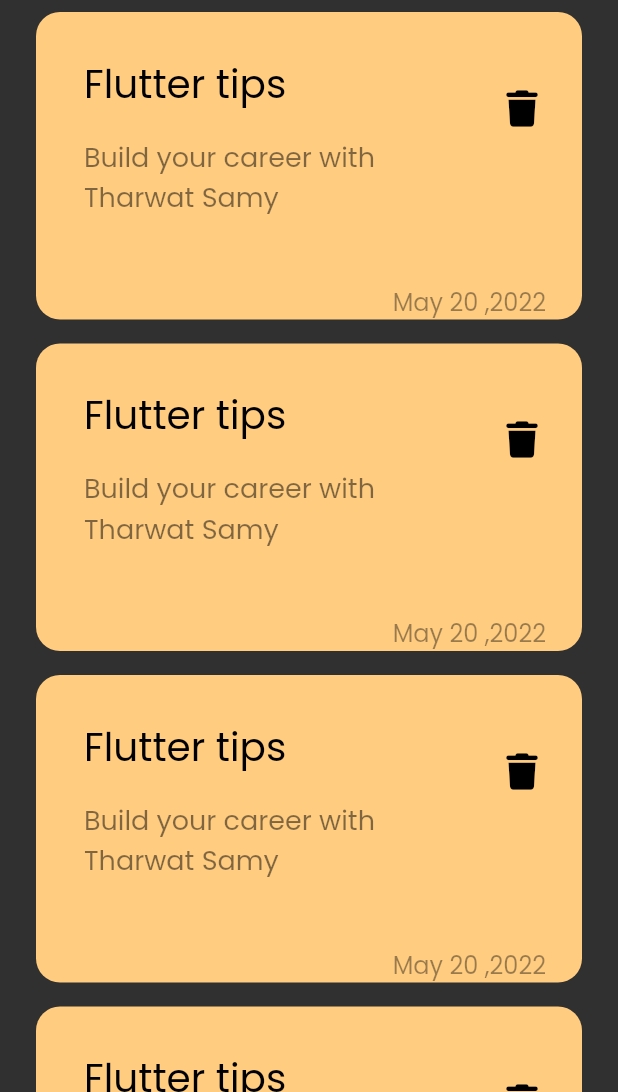
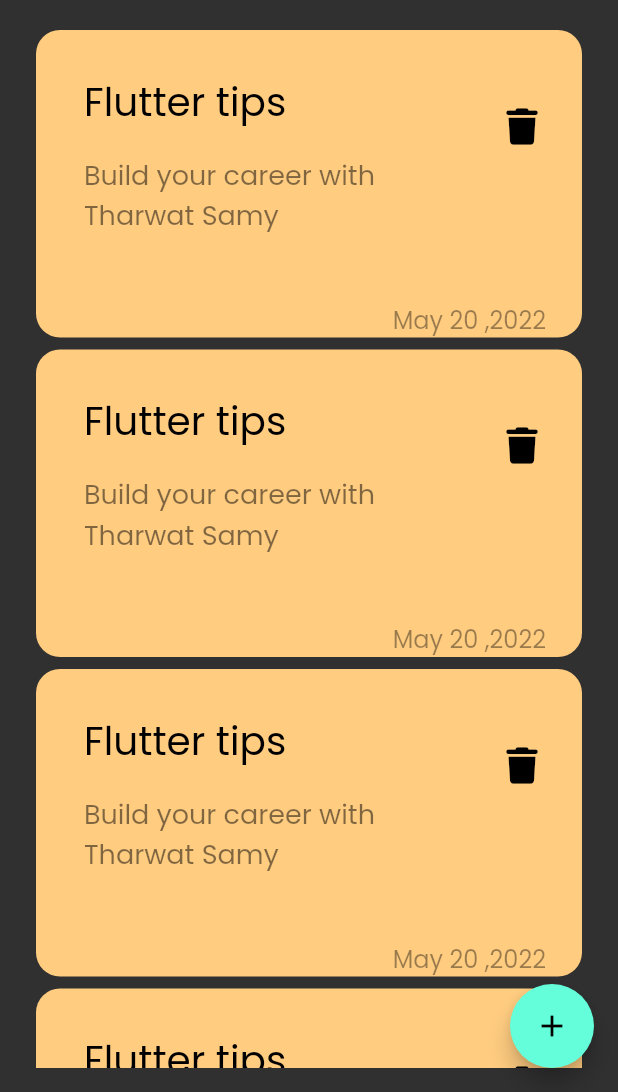
Before and after one commit to erinyM/NotesAppFlutter, a Flutter app: the screen it shows after launch, on a phone screen of 412 x 824 dp, the part 144-1236 px from its top. Run offline on Flutter 3.47's test engine with Material 2 defaults, Android fonts, the phone set to English and light mode, and no system bars; our stand-ins replace font_awesome_flutter.

```diff
--- a/lib/views/notes_view.dart
+++ b/lib/views/notes_view.dart
@@ -1,4 +1,5 @@
 import 'package:flutter/material.dart';
+import 'package:notesapp/views/widgets/add_note_buttom_sheet.dart';
 import 'package:notesapp/views/widgets/notes_view_body.dart';
 
 class NotesView extends StatelessWidget {
@@ -8,6 +9,16 @@ class NotesView extends StatelessWidget {
   @override
   Widget build(BuildContext context) {
     return Scaffold(
+      floatingActionButton: FloatingActionButton(
+        onPressed: () {
+          showModalBottomSheet(
+              context: context,
+              builder: (context) {
+                return const AddNoteButtonSheet();
+              });
+        },
+        child: const Icon(Icons.add),
+      ),
       // appBar: AppBar(
       //   title: const Text('Notes'),
       //   actions: [
--- a/lib/views/widgets/notes-list_view.dart
+++ b/lib/views/widgets/notes-list_view.dart
@@ -6,11 +6,16 @@ class NotesListView extends StatelessWidget {
 
   @override
   Widget build(BuildContext context) {
-    return ListView.builder(itemBuilder: (context, index) {
-      return const Padding(
-        padding: EdgeInsets.symmetric(vertical: 8),
-        child: NoteItem(),
-      );
-    });
+    return Padding(
+      padding: const EdgeInsets.symmetric(vertical: 16),
+      child: ListView.builder(
+          padding: EdgeInsets.zero,
+          itemBuilder: (context, index) {
+            return const Padding(
+              padding: EdgeInsets.symmetric(vertical: 4),
+              child: NoteItem(),
+            );
+          }),
+    );
   }
 }
```
Also changed, not shown: lib/views/widgets/add_note_buttom_sheet.dart (added, +10 -0 lines).
